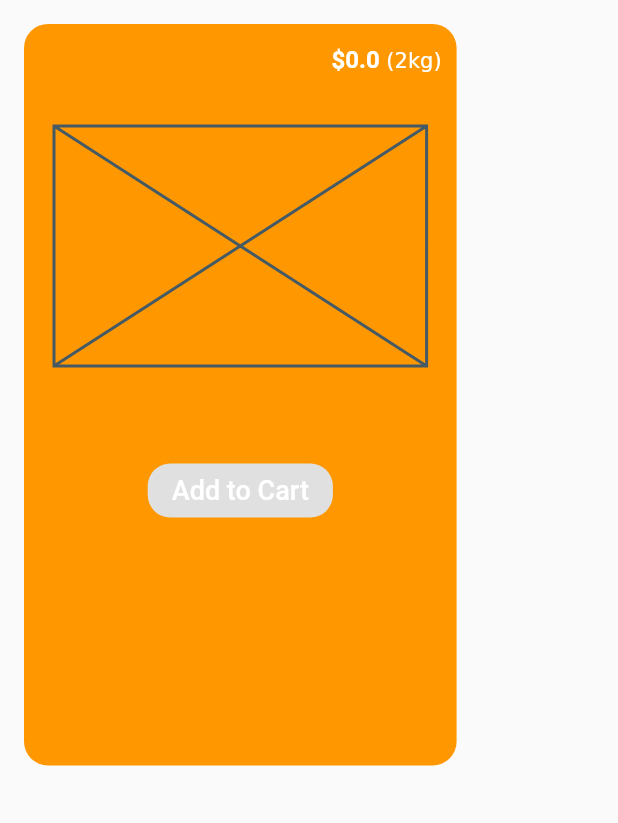
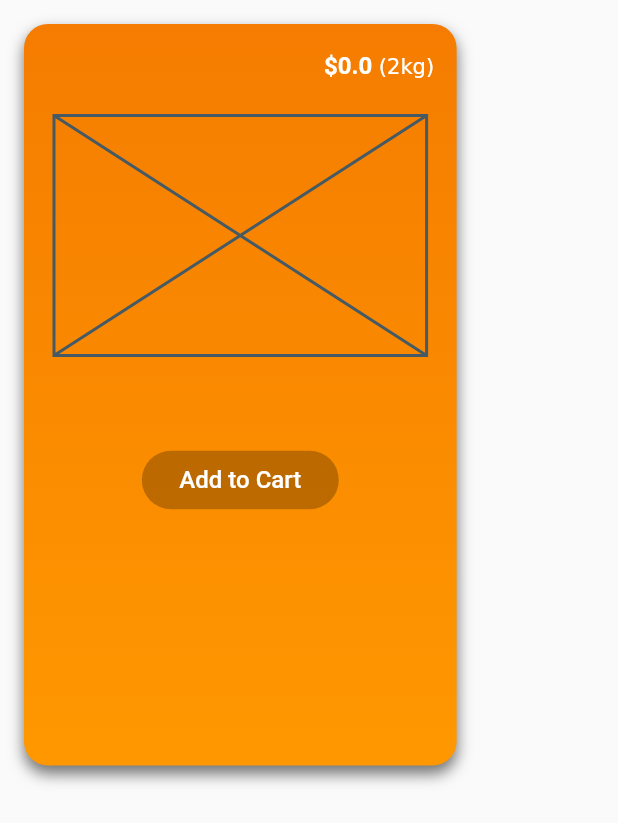
Before and after one commit to codingbbq/fruit_app, a Flutter app: the FruitCard widget shown alone on an empty page, opened directly with empty values, on a phone screen of 412 x 824 dp. Shown: the top 823 px of the screen. Run offline on Flutter 3.47's test engine with Material 2 defaults, Android fonts, the phone set to English and light mode, and no system bars.

Commit message:
Fruit home page - with placeholder and without images

```diff
--- a/lib/models/fruits.dart
+++ b/lib/models/fruits.dart
@@ -1,3 +1,5 @@
+import 'package:flutter/material.dart';
+
 class Fruit{
   final int id;
   final String fruitName;
@@ -6,6 +8,7 @@ class Fruit{
   final String imagePath;
   final String summary;
   final String description;
+  final List<MaterialColor> color;
 
   Fruit({
     this.id,
@@ -14,13 +17,15 @@ class Fruit{
     this.weight,
     this.imagePath,
     this.summary,
-    this.description
+    this.description,
+    this.color
   });
 
 }
 
 final orange = Fruit(
   id: 1,
+  color: [Colors.orange[900], Colors.orange[200]],
   fruitName: "Orange",
   price: 10.0,
   weight: "2Kg",
@@ -31,6 +36,7 @@ final orange = Fruit(
 
 final banana = Fruit(
   id: 2,
+  color: [Colors.lightGreen[900], Colors.lightGreen[200]],
   fruitName: "Banana",
   price: 10.0,
   weight: "2Kg",
@@ -41,6 +47,7 @@ final banana = Fruit(
 
 final pomegranate = Fruit(
   id: 3,
+  color: [Colors.red[900], Colors.red[200]],
   fruitName: "Pomegranate",
   price: 10.0,
   weight: "2Kg",
@@ -51,6 +58,7 @@ final pomegranate = Fruit(
 
 final apple = Fruit(
   id: 4,
+  color: [Colors.pink[900],Colors.pink[200]],
   fruitName: "Apple",
   price: 10.0,
   weight: "2Kg",
@@ -61,6 +69,7 @@ final apple = Fruit(
 
 final waterMelon = Fruit(
   id: 5,
+  color: [Colors.green[900], Colors.green[200]],
   fruitName: "Water melon",
   price: 10.0,
   weight: "2Kg",
@@ -71,6 +80,7 @@ final waterMelon = Fruit(
 
 final strawberry = Fruit(
   id: 6,
+  color: [Colors.purple[900], Colors.purple[200]],
   fruitName: "Strawberry",
   price: 10.0,
   weight: "2Kg",
@@ -81,6 +91,7 @@ final strawberry = Fruit(
 
 final guava = Fruit(
   id: 7,
+  color: [Colors.teal[900], Colors.teal[200]],
   fruitName: "Guava",
   price: 10.0,
   weight: "2Kg",
--- a/lib/widgets/fruit_card.dart
+++ b/lib/widgets/fruit_card.dart
@@ -9,20 +9,34 @@ class FruitCard extends StatelessWidget {
 
   @override
   Widget build(BuildContext context) {
+
     return Padding(
       padding: const EdgeInsets.all(16.0),
       child: Container(
         width: MediaQuery.of(context).size.width * 0.70,
         height: MediaQuery.of(context).size.height * 0.60,
         decoration: BoxDecoration(
-          color: Colors.orange,
+          gradient: LinearGradient(
+            begin: Alignment.topCenter,
+            end: Alignment.bottomCenter,
+            stops: [0, 1],
+            colors: [Colors.orange[700], Colors.orange[500]],
+          ),
           borderRadius: BorderRadius.circular(16.0),
+          boxShadow: <BoxShadow>[
+            BoxShadow(
+              color: Colors.black54,
+              blurRadius: 8.0,
+              offset: Offset(0.0, 5.0),
+              spreadRadius: 0.0
+            )
+          ]
         ),
         child: Column(
           crossAxisAlignment: CrossAxisAlignment.start,
           children: <Widget>[
             Padding(
-              padding: const EdgeInsets.all(10.0),
+              padding: const EdgeInsets.only(top: 15.0, left: 15.0, right: 15.0),
               child: Row(
                 mainAxisAlignment: MainAxisAlignment.spaceBetween,
                 children: <Widget>[
@@ -30,7 +44,7 @@ class FruitCard extends StatelessWidget {
                     fruit.fruitName,
                     style: TextStyle(
                         color: Colors.white,
-                        fontSize: 24.0,
+                        fontSize: 22.0,
                         fontWeight: FontWeight.bold),
                   ),
                   RichText(
@@ -59,7 +73,7 @@ class FruitCard extends StatelessWidget {
               padding: const EdgeInsets.symmetric(horizontal: 16.0),
               child: Text(
                 fruit.summary,
-                maxLines: 3,
+                maxLines: 4,
                 style: TextStyle(
                   fontSize: 16.0
                 ),
@@ -68,11 +82,13 @@ class FruitCard extends StatelessWidget {
             SizedBox(height: 20.0),
             Center(
               child: RaisedButton(
+                padding: const EdgeInsets.symmetric(horizontal: 25.0, vertical: 10.0),
+                color: Color.fromRGBO(0, 0, 0, 0.25),
                 elevation: 0,
-                child: Text("Add to Cart", style: TextStyle(color: Colors.white, fontSize: 18.0),),
+                child: Text("Add to Cart", style: TextStyle(color: Colors.white, fontSize: 16.0),),
                 onPressed: (){},
                 shape: RoundedRectangleBorder(
-                  borderRadius: BorderRadius.circular(15.0)
+                  borderRadius: BorderRadius.circular(20.0),
                 ),
               ),
             )
```
Also changed, not shown: lib/models/fruit_new_items.dart (added, +57 -0 lines), lib/pages/fruit_page.dart (+47 -1 lines).
